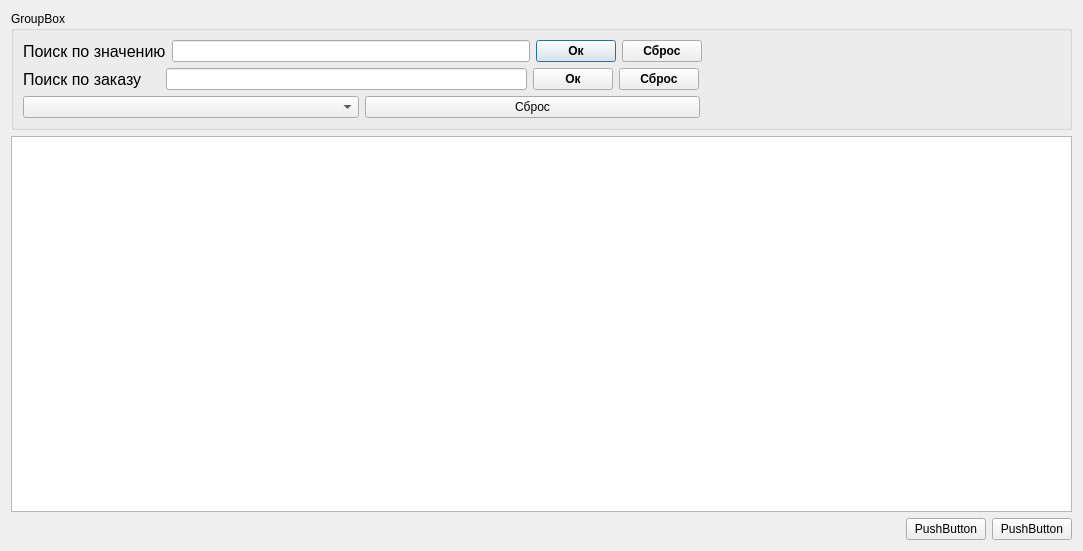
Qt form order_UI_dialog_plus_nom.ui (Korguv/Poliur) before a commit.
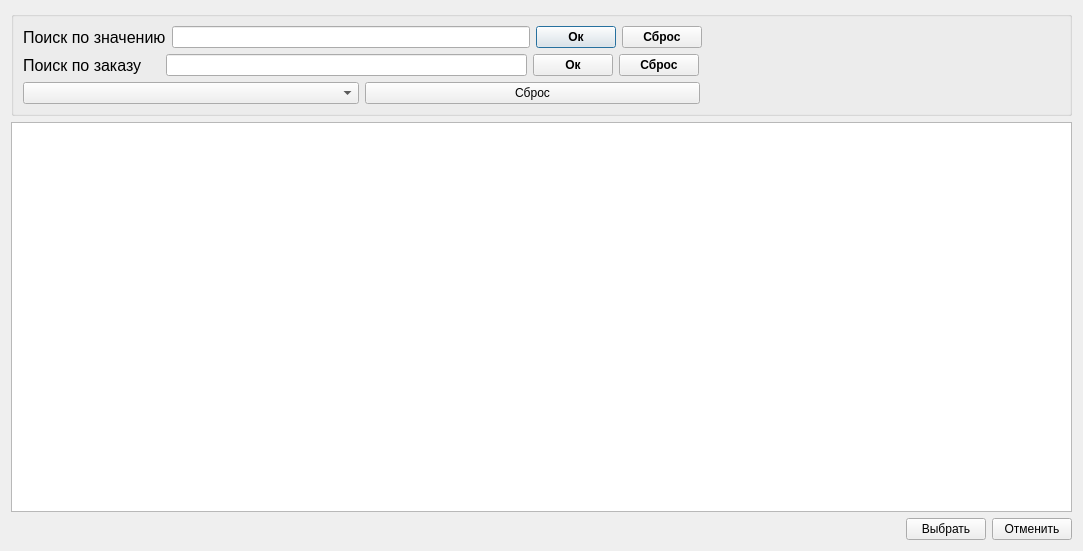
The same form after that commit.

What changed in the file:
```diff
--- a/order_UI_dialog_plus_nom.ui
+++ b/order_UI_dialog_plus_nom.ui
@@ -23,7 +23,7 @@
       </sizepolicy>
      </property>
      <property name="title">
-      <string>GroupBox</string>
+      <string/>
      </property>
      <layout class="QVBoxLayout" name="verticalLayout_5">
       <item>
@@ -216,14 +216,14 @@
      <item>
       <widget class="QPushButton" name="pushButton_2">
        <property name="text">
-        <string>PushButton</string>
+        <string>Выбрать</string>
        </property>
       </widget>
      </item>
      <item>
       <widget class="QPushButton" name="pushButton_4">
        <property name="text">
-        <string>PushButton</string>
+        <string>Отменить</string>
        </property>
       </widget>
      </item>
```
Left out of the diff: 20 changed lines with no effect on the pictures.
